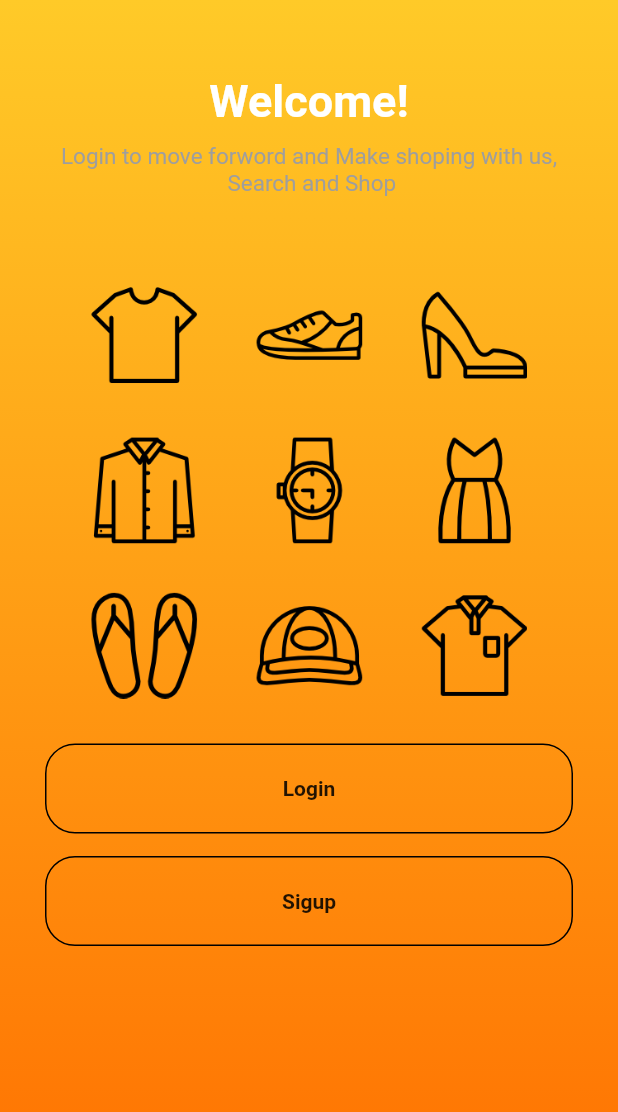
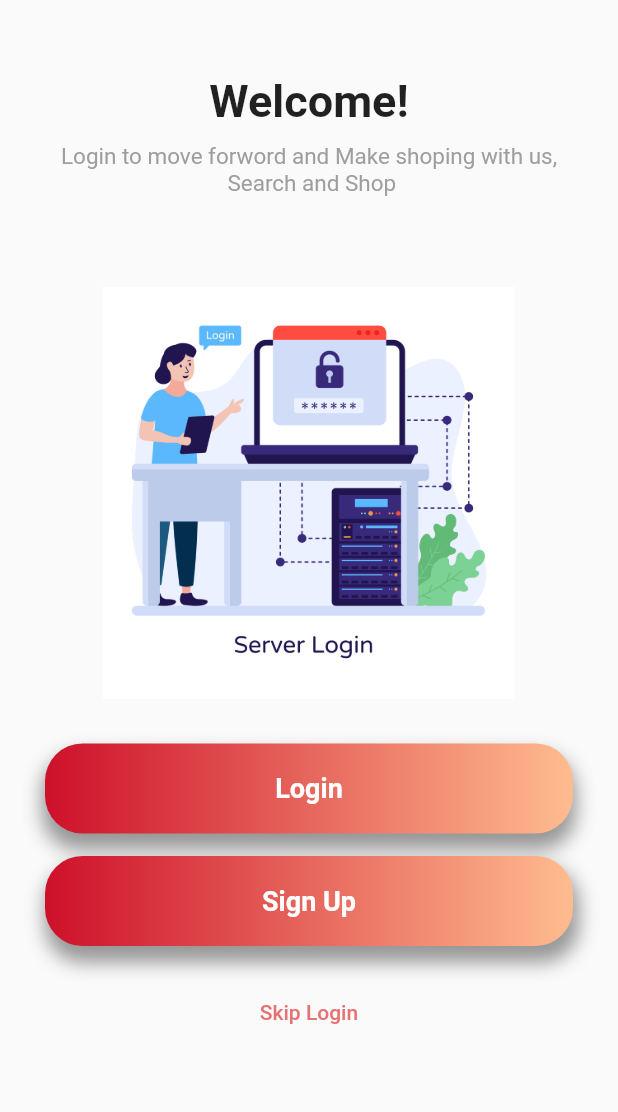
Before and after one commit to vivekhirani4/e-commerce-app, a Flutter app: the screen it shows after launch, on a phone screen of 412 x 824 dp. Shown: the top 1112 px of the screen. Run offline on Flutter 3.47's test engine with Material 2 defaults, Android fonts, the phone set to English and light mode, and no system bars; our stand-ins replace shared_preferences, simple_gradient_text; Roboto replaces fonts that are missing (Netflix).

Commit message:
v1
Design complete of Welcom.dart

```diff
--- a/my_first_app/lib/welcome_page.dart
+++ b/my_first_app/lib/welcome_page.dart
@@ -1,5 +1,7 @@
 import 'package:flutter/material.dart';
+import 'package:my_first_app/catagory.dart';
 import 'package:my_first_app/login.dart';
+import 'package:my_first_app/registration.dart';
 
 class WelcomeScreen extends StatefulWidget {
   const WelcomeScreen({super.key});
@@ -11,18 +13,8 @@ class WelcomeScreen extends StatefulWidget {
 class _WelcomeScreenState extends State<WelcomeScreen> {
   @override
   Widget build(BuildContext context) {
-    return Container(
-        decoration: BoxDecoration(
-          gradient: LinearGradient(
-          begin: Alignment.topCenter,
-          end: Alignment.bottomCenter,
-          colors: [Color(0xFFFFCA28), Color(0xFFFF6F00)]
-          ),
-        ),
-      child: Scaffold(
-        backgroundColor: Colors.transparent,
-        body:
-           SafeArea(
+    return Scaffold(
+      body: SafeArea(
         child: Container(
           width: double.infinity,
           height: MediaQuery.of(context).size.height,
@@ -34,7 +26,7 @@ class _WelcomeScreenState extends State<WelcomeScreen> {
                 'Welcome!',
                 style: TextStyle(
                   fontSize: 30,
-                      color: Colors.white,
+                  // color: Colors.white,
                   fontWeight: FontWeight.bold,
                 ),
               ),
@@ -55,7 +47,7 @@ class _WelcomeScreenState extends State<WelcomeScreen> {
                 height: MediaQuery.of(context).size.height / 3,
                 decoration: BoxDecoration(
                   image: DecorationImage(
-                        image: AssetImage('assets/welcome.png'),
+                    image: AssetImage('assets/15.jpg'),
                   ),
                 ),
               ),
@@ -66,10 +58,31 @@ class _WelcomeScreenState extends State<WelcomeScreen> {
 
               Column(
                 children: [
-                      MaterialButton(
-                        minWidth: double.infinity,
+                  Container(
                     height: 60,
-                        onPressed: () {
+                    decoration: BoxDecoration(
+                        gradient: LinearGradient(
+                          colors: [
+                            Color.fromARGB(255, 206, 16, 42),
+                            Color.fromRGBO(255, 188, 143, 1),
+                          ],
+                          begin: Alignment.centerLeft,
+                          end: Alignment.centerRight,
+                        ),
+                        borderRadius: const BorderRadius.all(
+                          Radius.circular(25.0),
+                        ),
+                        boxShadow: [
+                          BoxShadow(
+                            color: Colors.black.withOpacity(0.4),
+                            spreadRadius: 2,
+                            blurRadius: 10,
+                            offset: Offset(0, 9),
+                          )
+                        ]),
+                    child: Center(
+                      child: GestureDetector(
+                        onTap: () {
                           Navigator.push(
                             context,
                             MaterialPageRoute(
@@ -77,51 +90,97 @@ class _WelcomeScreenState extends State<WelcomeScreen> {
                             ),
                           );
                         },
-                        shape: RoundedRectangleBorder(
-                          side: BorderSide(
-                            color: Colors.black
+                        child: const Text(
+                          'Login',
+                          textAlign: TextAlign.left,
+                          style: TextStyle(
+                            fontFamily: "Netflix",
+                            fontWeight: FontWeight.w600,
+                            fontSize: 18,
+                            letterSpacing: 0.0,
+                            color: Colors.white,
                           ),
-                          borderRadius: BorderRadius.circular(20)
                         ),
-                        child: Text("Login",
+                      ),
+                    ),
+                  ),
+                  SizedBox(
+                    height: 15,
+                  ),
+                  Container(
+                    height: 60,
+                    decoration: BoxDecoration(
+                        gradient: LinearGradient(
+                          colors: [
+                            Color.fromARGB(255, 206, 16, 42),
+                            Color.fromRGBO(255, 188, 143, 1),
+                          ],
+                          begin: Alignment.centerLeft,
+                          end: Alignment.centerRight,
+                        ),
+                        borderRadius: const BorderRadius.all(
+                          Radius.circular(25.0),
+                        ),
+                        boxShadow: [
+                          BoxShadow(
+                            color: Colors.black.withOpacity(0.4),
+                            spreadRadius: 2,
+                            blurRadius: 10,
+                            offset: Offset(2 , 9),
+                          )
+                        ]),
+                    child: Center(
+                      child: GestureDetector(
+                        onTap: () {
+                          Navigator.push(
+                            context,
+                            MaterialPageRoute(
+                              builder: (context) => Registration(),
+                            ),
+                          );
+                        },
+                        child: const Text(
+                          'Sign Up',
+                          textAlign: TextAlign.left,
                           style: TextStyle(
-                          fontWeight: FontWeight.bold,
-                        ),),
+                            fontFamily: "Netflix",
+                            fontWeight: FontWeight.w600,
+                            fontSize: 18,
+                            letterSpacing: 0.0,
+                            color: Colors.white,
+                          ),
+                        ),
+                      ),
+                    ),
                   ),
 
-                      SizedBox(height: 15,),
+                  SizedBox(height: 20,),
 
-                      MaterialButton(
-                        minWidth: double.infinity,
-                        height: 60,
+                  Container(
+                    child: TextButton(
                       onPressed: () {
                         Navigator.push(
                             context,
                             MaterialPageRoute(
-                              builder: (context) => Login(),
+                              builder: (context) => Catogory(),
                             ),
                           );
                       },
-                        shape: RoundedRectangleBorder(
-                          side: BorderSide(
-                            color: Colors.black
+                      child: Text('Skip Login'),
+                      style: TextButton.styleFrom(
+                        primary: Colors.red[300]
                       ),
-                          borderRadius: BorderRadius.circular(20)
+
                     ),
-                        child: Text("Sigup",
-                        style: TextStyle(
-                          fontWeight: FontWeight.bold,
-                        ),),
                   )
                 ],
-                  )
+              ),
 
               // Image.asset('assets/welcome.png')
             ],
           ),
         ),
       ),
-        ),
     );
   }
 }
--- a/my_first_app/pubspec.yaml
+++ b/my_first_app/pubspec.yaml
@@ -62,6 +62,7 @@ flutter:
   # To add assets to your application, add an assets section, like this:
   assets:
     - assets/welcome.png
+    - assets/15.jpg
   #   - images/a_dot_ham.jpeg
 
   # An image asset can refer to one or more resolution-specific "variants", see
```
Also changed, not shown: my_first_app/assets/15.jpg (added). Lines whose indentation alone changed are shown as unchanged.
